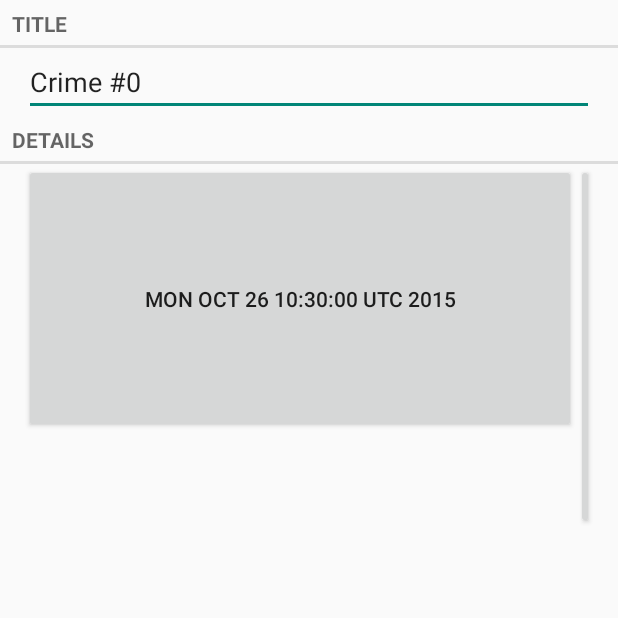
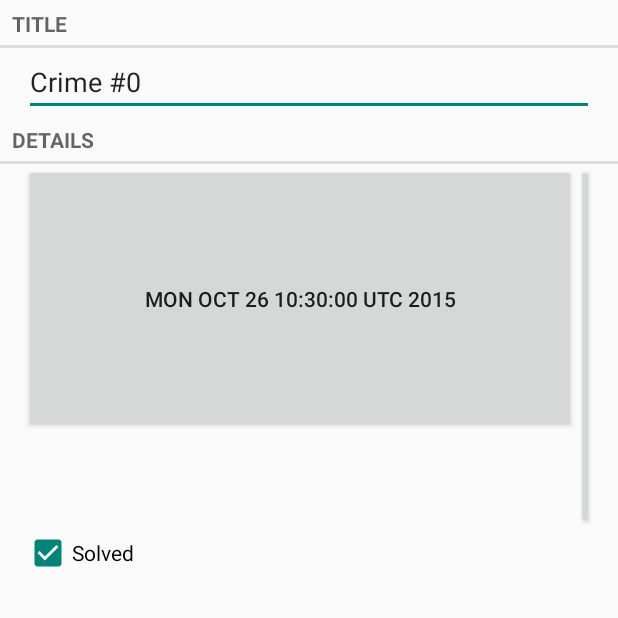
Before and after one commit to syee/CriminalIntent3, an Android app: the CrimeFragment screen opened directly, with no data from a screen before it, on a phone screen of 412 x 824 dp, the top half of it. Run offline under Robolectric (Android 15) with nearby library versions, the phone set to English and light mode, and no system bars.

Commit message:
page 243 Chapter 13

```diff
--- a/CriminalIntent/app/src/main/java/com/delaney/criminalintent/SingleFragmentActivity.java
+++ b/CriminalIntent/app/src/main/java/com/delaney/criminalintent/SingleFragmentActivity.java
@@ -4,11 +4,12 @@ import android.os.Bundle;
 import android.support.v4.app.Fragment;
 import android.support.v4.app.FragmentActivity;
 import android.support.v4.app.FragmentManager;
+import android.support.v7.app.AppCompatActivity;
 
 /**
  * Created by stevenyee on 10/14/15.
  */
-public abstract class SingleFragmentActivity extends FragmentActivity{
+public abstract class SingleFragmentActivity extends AppCompatActivity {
 
     protected abstract Fragment createFragment();
 
--- a/CriminalIntent/app/src/main/java/com/delaney/criminalintent/TimePickerFragment.java
+++ b/CriminalIntent/app/src/main/java/com/delaney/criminalintent/TimePickerFragment.java
@@ -62,8 +62,8 @@ public class TimePickerFragment extends DialogFragment {
                         int year = calendar.get(Calendar.YEAR);
                         int month = calendar.get(Calendar.MONTH);
                         int day = calendar.get(Calendar.DAY_OF_MONTH);
-                        int hour = mTimePicker.getHour();
-                        int minute = mTimePicker.getMinute();
+                        int hour = mTimePicker.getCurrentHour();
+                        int minute = mTimePicker.getCurrentMinute();
                         Date newDate = new GregorianCalendar(year, month, day, hour, minute).getTime();
                         sendResult(Activity.RESULT_OK, newDate);
                     }
--- a/CriminalIntent/app/src/main/res/layout/fragment_crime.xml
+++ b/CriminalIntent/app/src/main/res/layout/fragment_crime.xml
@@ -43,6 +43,13 @@
                 android:layout_width="wrap_content"
                 android:layout_height="wrap_content"
                 android:padding="80dp"/>
+    </LinearLayout>
+    <LinearLayout
+        android:orientation="horizontal"
+        android:layout_width="match_parent"
+        android:layout_height="wrap_content"
+        android:layout_marginLeft="16dp"
+        android:layout_marginRight="16dp">
 
         <CheckBox android:id="@+id/crime_solved"
             android:layout_width="wrap_content"
--- a/CriminalIntent/app/src/main/res/values/strings.xml
+++ b/CriminalIntent/app/src/main/res/values/strings.xml
@@ -7,6 +7,9 @@
     <string name="crime_details_label">Details</string>
     <string name="crime_solved_label">Solved</string>
     <string name="date_picker_title">Date of Crime:</string>
-    <string name="time_picker_title">Time of Crime:</string>
+    <string name="new_crime">New Crime</string>
+    <string name="show_subtitle">Show Subtitle</string>
+    <string name="hide_subtitle">Hide Subtitle</string>
+    <string name="subtitle_format">%1$s</string>
 
 </resources>
```
Also changed, not shown: CriminalIntent/app/src/main/res/menu/fragment_crime_list.xml (added, +12 -0 lines), CriminalIntent/app/src/main/res/drawable-hdpi/ic_menu_add.png (added), CriminalIntent/app/src/main/res/drawable-mdpi/ic_menu_add.png (added), CriminalIntent/app/src/main/res/drawable-xhdpi/ic_menu_add.png (added), CriminalIntent/app/src/main/res/drawable-xxhdpi/ic_menu_add.png (added).
